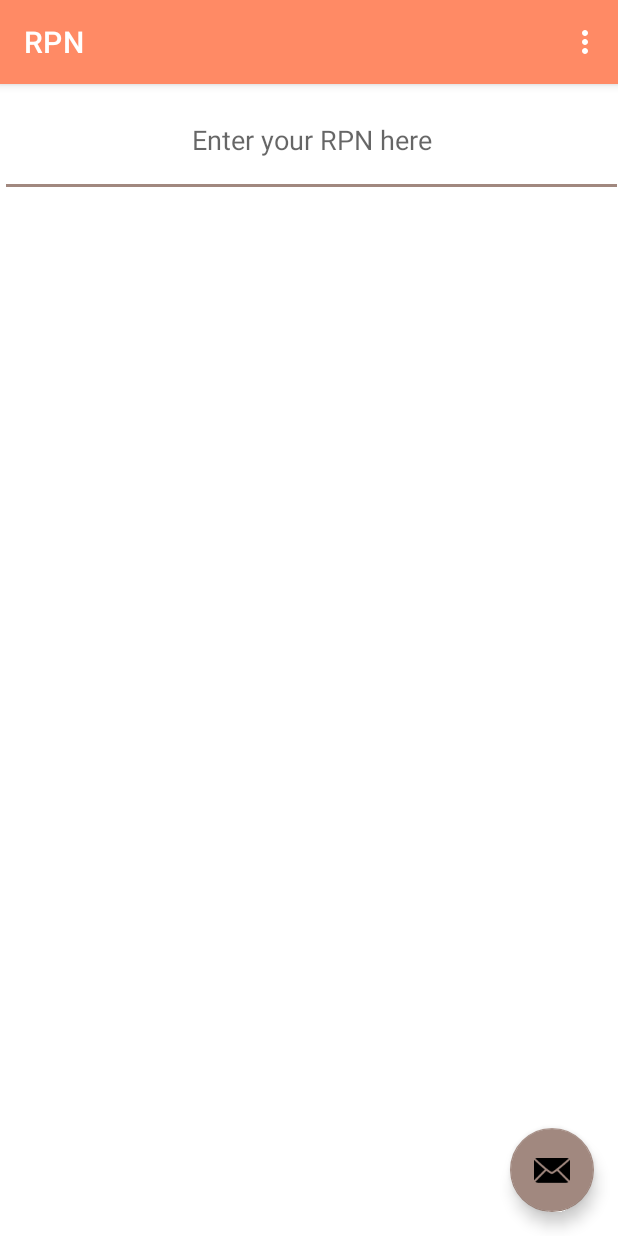
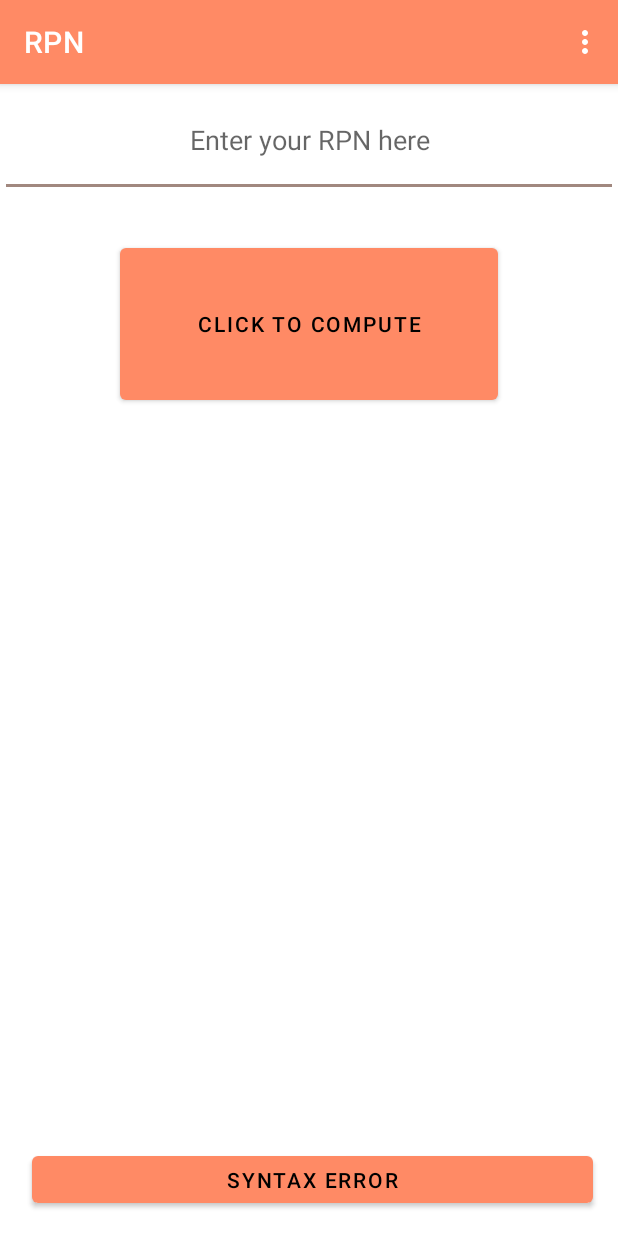
Before and after one commit to chayahaor/RPN, an Android app: the screen it shows after launch (MainActivity), in the options menu, after a tap on "Settings", on a phone screen of 412 x 824 dp. Run offline under Robolectric (Android 15) with nearby library versions, the phone set to English and light mode, and no system bars.

Commit message:
Beginning of java files.

```diff
--- a/app/src/main/java/com/example/rpn/MainActivity.java
+++ b/app/src/main/java/com/example/rpn/MainActivity.java
@@ -1,36 +1,32 @@
 package com.example.rpn;
 
 import android.os.Bundle;
-
-import com.google.android.material.floatingactionbutton.ExtendedFloatingActionButton;
-
-import androidx.appcompat.app.AppCompatActivity;
-
 import android.view.Menu;
 import android.view.MenuItem;
 import android.view.View;
+import android.widget.Button;
+import android.widget.EditText;
 
+import androidx.appcompat.app.AppCompatActivity;
 import androidx.appcompat.widget.Toolbar;
-import androidx.navigation.NavController;
-import androidx.navigation.Navigation;
-import androidx.navigation.ui.AppBarConfiguration;
-import androidx.navigation.ui.NavigationUI;
 
-import com.example.rpn.databinding.ActivityMainBinding;
-import com.google.android.material.floatingactionbutton.FloatingActionButton;
+import java.util.Stack;
 
 
 public class MainActivity extends AppCompatActivity {
-
-    private AppBarConfiguration appBarConfiguration;
-    private ActivityMainBinding binding;
-
+//TODO: Fix the fact that output is always "ERROR"
     @Override
     protected void onCreate(Bundle savedInstanceState) {
         super.onCreate(savedInstanceState);
         setContentView(R.layout.activity_main);
         setupToolbar();
-        setupFAB();
+
+        Button yourButton = (Button) findViewById(R.id.buttonCompute);
+        yourButton.setOnClickListener(new View.OnClickListener() {
+            public void onClick(View v) {
+                compute();
+            }
+        });
     }
 
     private void setupToolbar() {
@@ -38,20 +34,71 @@ public class MainActivity extends AppCompatActivity {
         setSupportActionBar(toolbar);
     }
 
-    private void setupFAB() {
-        FloatingActionButton fab = findViewById(R.id.fab);
-        fab.setOnClickListener(new View.OnClickListener() {
-            @Override
-            public void onClick(View view) {
-                //mGame.startNewGame();
-            }
-        });
-    }
+    public void compute() {
+        EditText text = (EditText) findViewById(R.id.textInput);
+        String expression = text.getText().toString();
+        boolean flagError = false;
+        String errorType = "Error";
+        Stack<Double> stackExpression = new Stack<>();
+        double newNum = 0.0;
+        String[] splitExpression = expression.split("\\s+");
+        for (String s : splitExpression) {
+            if (s.equals("+") || s.equals("-") || s.equals("/") || s.equals("*")) {
+                try {
+                    double num1 = stackExpression.pop();
+                    double num2 = stackExpression.pop();
+
+                    switch (s) {
+
+                        case "-":
+                            newNum = num2 - num1;
+                            break;
+                        case "+":
+                            newNum = num2 + num1;
+                            break;
+                        case "/":
+                            if (num1 != 0) {
+                                newNum = num2 / num1;
+                            } else {
+                                flagError = true;
+                                errorType = "Cannot divide by zero";
+                            }
+                            break;
+                        case "*":
+                            newNum = num2 * num1;
+                            break;
+                    }
+
+                    stackExpression.push(newNum);
 
 
+                } catch (Exception e) {
+                    flagError = true;
+                    errorType = "Error, please try again";
+                }
+
+            } else {
+                try {
+                    Double num = Double.parseDouble(s);
+                    stackExpression.push(num);
+                } catch (NumberFormatException ex) {
+                    flagError = true;
+                    errorType = "Syntax error";
+                }
+            }
+
+        }
+        Button button = (Button)findViewById(R.id.result);
+
+        if (!flagError && stackExpression.empty()) {
+            String result = String.format("%.2f", stackExpression.pop());
+            button.setText(result);
+        } else {
+            button.setText(errorType);
+        }
 
 
-
+    }
 
     @Override
     public boolean onCreateOptionsMenu(Menu menu) {
--- a/app/src/main/res/layout/activity_main.xml
+++ b/app/src/main/res/layout/activity_main.xml
@@ -22,13 +22,5 @@
 
     <include layout="@layout/content_main" />
 
-    <com.google.android.material.floatingactionbutton.FloatingActionButton
-        android:id="@+id/fab"
-        android:layout_width="wrap_content"
-        android:layout_height="wrap_content"
-        android:layout_gravity="bottom|end"
-        android:layout_marginEnd="@dimen/fab_margin"
-        android:layout_marginBottom="16dp"
-        app:srcCompat="@android:drawable/ic_dialog_email" />
 
 </androidx.coordinatorlayout.widget.CoordinatorLayout>
--- a/app/src/main/res/layout/content_main.xml
+++ b/app/src/main/res/layout/content_main.xml
@@ -7,16 +7,43 @@
     app:layout_behavior="@string/appbar_scrolling_view_behavior">
 
     <LinearLayout
-        android:layout_width="415dp"
+        android:id="@+id/linearLayout"
+        android:layout_width="match_parent"
         android:layout_height="103dp"
         android:orientation="horizontal">
 
         <EditText
+            android:id="@+id/textInput"
             android:layout_width="match_parent"
             android:layout_height="75dp"
             android:gravity="center"
-            android:hint="Enter your RPN here" />
+            android:hint="@string/enter_your_rpn_here"
+            android:inputType="text"
+            tools:layout_editor_absoluteX="-2dp"
+            tools:layout_editor_absoluteY="3dp" />
 
     </LinearLayout>
 
+    <Button
+        android:id="@+id/buttonCompute"
+        android:layout_width="252dp"
+        android:layout_height="113dp"
+        android:gravity="center"
+        android:text="Click to compute"
+        app:layout_constraintEnd_toEndOf="parent"
+        app:layout_constraintStart_toStartOf="parent"
+        app:layout_constraintTop_toBottomOf="@+id/linearLayout" />
+
+    <Button
+        android:id="@+id/result"
+        android:layout_width="374dp"
+        android:layout_height="43dp"
+        android:layout_marginBottom="16dp"
+        android:text="Button"
+        app:layout_constraintBottom_toBottomOf="parent"
+        app:layout_constraintEnd_toEndOf="parent"
+        app:layout_constraintHorizontal_bias="0.567"
+        app:layout_constraintStart_toStartOf="parent" />
+
+
 </androidx.constraintlayout.widget.ConstraintLayout>
--- a/app/src/main/res/values/strings.xml
+++ b/app/src/main/res/values/strings.xml
@@ -10,4 +10,5 @@
     <string name="hello_first_fragment">Hello first fragment</string>
     <string name="hello_second_fragment">Hello second fragment. Arg: %1$s</string>
     <string name="instructions">Please enter text in RPN format for us to calculate!</string>
+    <string name="enter_your_rpn_here">Enter your RPN here</string>
 </resources>
--- a/build.gradle
+++ b/build.gradle
@@ -5,7 +5,7 @@ buildscript {
         mavenCentral()
     }
     dependencies {
-        classpath "com.android.tools.build:gradle:7.0.1"
+        classpath 'com.android.tools.build:gradle:7.0.4'
 
         // NOTE: Do not place your application dependencies here; they belong
         // in the individual module build.gradle files
```
